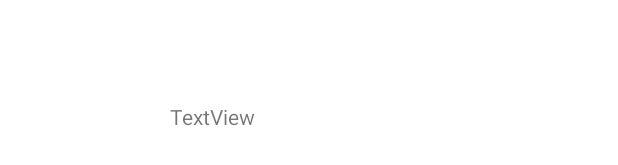
After one commit to guadaaaaa/MobDevFinalest, an Android app: the layout activity_order_details.xml on its own in the app's theme, with its tools: preview values and no code run, on a phone screen of 412 x 824 dp. The commit adds this screen. Shown: the part 208-373 px from the top of the screen. Run offline under Robolectric (Android 15) with nearby library versions, the phone set to English and light mode, and no system bars.

Commit message:
can now order food successfully

```diff
--- a/app/src/main/AndroidManifest.xml
+++ b/app/src/main/AndroidManifest.xml
@@ -14,6 +14,9 @@
         android:supportsRtl="true"
         android:theme="@style/Theme.FinalProject"
         tools:targetApi="31">
+        <activity
+            android:name=".OrderDetails"
+            android:exported="false" />
         <activity
             android:name=".FoodView"
             android:exported="false" />
--- a/app/src/main/java/com/example/finalproject/DashboardActivity.java
+++ b/app/src/main/java/com/example/finalproject/DashboardActivity.java
@@ -99,7 +99,9 @@ public class DashboardActivity extends AppCompatActivity {
                 if(orders.isEmpty()){
                     Toast.makeText(DashboardActivity.this,"You haven't ordered anything!", Toast.LENGTH_SHORT).show();
                 } else{
-
+                    Intent i = new Intent(DashboardActivity.this, OrderDetails.class);
+                    startActivity(i);
+                    finish();
                 }
             }
         });
--- a/app/src/main/java/com/example/finalproject/FoodView.java
+++ b/app/src/main/java/com/example/finalproject/FoodView.java
@@ -88,13 +88,12 @@ public class FoodView extends AppCompatActivity {
             @Override
             public void onClick(View v) {
                 ArrayList<Orders> orders = (ArrayList<Orders>)SESSION.get("orders");
-                orders.add(new Orders(name,price,Integer.parseInt(txtQuantity.getText().toString())));
+                Integer quantity = Integer.parseInt(txtQuantity.getText().toString());
+                orders.add(new Orders(name,price,quantity,FoodMap.map.get(name)));
                 SESSION.put("orders",orders);
                 Intent i = new Intent(FoodView.this,DashboardActivity.class);
                 startActivity(i);
                 finish();
-                // to-do
-                // submit total order - database queries for each orders in orders
             }
         });
 
--- /dev/null
+++ b/app/src/main/res/layout/activity_order_details.xml
@@ -0,0 +1,23 @@
+<?xml version="1.0" encoding="utf-8"?>
+<androidx.constraintlayout.widget.ConstraintLayout xmlns:android="http://schemas.android.com/apk/res/android"
+    xmlns:app="http://schemas.android.com/apk/res-auto"
+    xmlns:tools="http://schemas.android.com/tools"
+    android:id="@+id/main"
+    android:layout_width="match_parent"
+    android:layout_height="match_parent"
+    tools:context=".OrderDetails">
+
+    <TextView
+        android:id="@+id/txtAllOrders"
+        android:layout_width="193dp"
+        android:layout_height="508dp"
+        android:layout_marginStart="113dp"
+        android:layout_marginTop="160dp"
+        android:layout_marginEnd="105dp"
+        android:layout_marginBottom="63dp"
+        android:text="TextView"
+        app:layout_constraintBottom_toBottomOf="parent"
+        app:layout_constraintEnd_toEndOf="parent"
+        app:layout_constraintStart_toStartOf="parent"
+        app:layout_constraintTop_toTopOf="parent" />
+</androidx.constraintlayout.widget.ConstraintLayout>
```
Also changed, not shown: app/src/main/java/com/example/finalproject/FoodMap.java (added, +15 -0 lines), app/src/main/java/com/example/finalproject/OrderDetails.java (added, +83 -0 lines), app/src/main/java/com/example/finalproject/Orders.java (+12 -1 lines).
